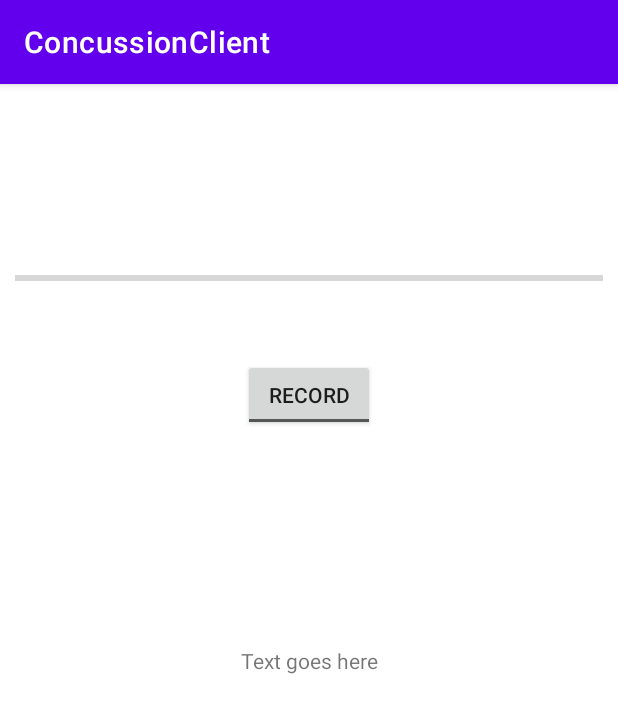
After one commit to DanielEverland/BachelorProject, an Android app: the SpeechToTextActivity screen opened directly, with no data from a screen before it, on a phone screen of 412 x 824 dp. The commit adds this screen. Shown: the top 713 px of the screen. Run offline under Robolectric (Android 15) with nearby library versions, the phone set to English and light mode, and no system bars.

Commit message:
Speech to text activity

```diff
--- a/ConcussionClient/app/src/main/AndroidManifest.xml
+++ b/ConcussionClient/app/src/main/AndroidManifest.xml
@@ -1,6 +1,8 @@
 <?xml version="1.0" encoding="utf-8"?>
 <manifest xmlns:android="http://schemas.android.com/apk/res/android"
     xmlns:tools="http://schemas.android.com/tools">
+    <uses-permission android:name="android.permission.RECORD_AUDIO"/>
+    <uses-permission android:name="android.permission.INTERNET"/>
 
     <application
         android:allowBackup="true"
@@ -11,6 +13,9 @@
         android:supportsRtl="true"
         android:theme="@style/Theme.ConcussionClient"
         tools:targetApi="31">
+        <activity
+            android:name=".SpeechToTextActivity"
+            android:exported="false" />
         <activity
             android:name=".MainActivity"
             android:exported="true">
--- /dev/null
+++ b/ConcussionClient/app/src/main/java/com/DTU/concussionclient/SpeechToTextActivity.kt
@@ -0,0 +1,143 @@
+package com.DTU.concussionclient
+
+import android.content.Intent
+import android.content.pm.PackageManager
+import androidx.appcompat.app.AppCompatActivity
+import android.os.Bundle
+import android.speech.RecognitionListener
+import android.speech.RecognizerIntent
+import android.speech.SpeechRecognizer
+import android.util.Log
+import android.view.View
+import android.widget.*
+import androidx.core.app.ActivityCompat
+
+class SpeechToTextActivity : AppCompatActivity(), RecognitionListener {
+
+    private val permission = 100
+    private lateinit var returnedText: TextView
+    private lateinit var toggleButton: ToggleButton
+    private lateinit var progressBar: ProgressBar
+    private lateinit var speech: SpeechRecognizer
+    private lateinit var recognizerIntent: Intent
+    private var logTag = "VoiceRecognitionActivity"
+
+    override fun onCreate(savedInstanceState: Bundle?) {
+        super.onCreate(savedInstanceState)
+        setContentView(R.layout.activity_speech_to_text)
+
+        returnedText = findViewById(R.id.textView)
+        progressBar = findViewById(R.id.progressBar)
+        toggleButton = findViewById(R.id.toggleButton)
+        progressBar.visibility = View.VISIBLE
+        speech = SpeechRecognizer.createSpeechRecognizer(this)
+        Log.i(logTag, "isRecognitionAvailable: " + SpeechRecognizer.isRecognitionAvailable(this))
+        speech.setRecognitionListener(this)
+        recognizerIntent = Intent(RecognizerIntent.ACTION_RECOGNIZE_SPEECH)
+        recognizerIntent.putExtra(RecognizerIntent.EXTRA_LANGUAGE_PREFERENCE, "US-en")
+        recognizerIntent.putExtra(RecognizerIntent.EXTRA_LANGUAGE_MODEL,
+            RecognizerIntent.LANGUAGE_MODEL_FREE_FORM)
+        recognizerIntent.putExtra(RecognizerIntent.EXTRA_MAX_RESULTS, 3)
+        toggleButton.setOnCheckedChangeListener { _, isChecked ->
+            if (isChecked) {
+                progressBar.visibility = View.VISIBLE
+                progressBar.isIndeterminate = true
+                ActivityCompat.requestPermissions(this@SpeechToTextActivity,
+                    arrayOf(android.Manifest.permission.RECORD_AUDIO),
+                    permission)
+            } else {
+                progressBar.isIndeterminate = false
+                progressBar.visibility = View.VISIBLE
+                speech.stopListening()
+            }
+        }
+    }
+
+    override fun onRequestPermissionsResult(requestCode: Int, permissions: Array<String?>,
+                                            grantResults: IntArray) {
+        super.onRequestPermissionsResult(requestCode, permissions, grantResults)
+        when (requestCode) {
+            permission -> if (grantResults.isNotEmpty() && grantResults[0] == PackageManager
+                    .PERMISSION_GRANTED) {
+                speech.startListening(recognizerIntent)
+            } else {
+                Toast.makeText(this@SpeechToTextActivity, "Permission Denied!",
+                    Toast.LENGTH_SHORT).show()
+            }
+        }
+    }
+
+    override fun onStop() {
+        super.onStop()
+        speech.destroy()
+        Log.i(logTag, "destroy")
+    }
+
+    override fun onReadyForSpeech(params: Bundle?) {
+
+    }
+
+    override fun onRmsChanged(rmsdB: Float) {
+        progressBar.progress = rmsdB.toInt()
+    }
+
+    override fun onBufferReceived(buffer: ByteArray?) {
+        TODO("Not yet implemented")
+    }
+
+    override fun onPartialResults(partialResults: Bundle?) {
+        TODO("Not yet implemented")
+    }
+
+    override fun onEvent(eventType: Int, params: Bundle?) {
+        TODO("Not yet implemented")
+    }
+
+    override fun onBeginningOfSpeech() {
+        Log.i(logTag, "onBeginningOfSpeech")
+        progressBar.isIndeterminate = false
+        progressBar.max = 10
+    }
+
+    override fun onEndOfSpeech() {
+        progressBar.isIndeterminate = true
+        toggleButton.isChecked = false
+    }
+
+    override fun onError(error: Int) {
+        val errorMessage: String = getErrorText(error)
+        Log.d(logTag, "FAILED $errorMessage")
+        returnedText.text = errorMessage
+        toggleButton.isChecked = false
+    }
+
+    private fun getErrorText(error: Int): String {
+        var message = when (error) {
+            SpeechRecognizer.ERROR_AUDIO -> "Audio recording error"
+            SpeechRecognizer.ERROR_CLIENT -> "Client side error"
+            SpeechRecognizer.ERROR_INSUFFICIENT_PERMISSIONS -> "Insufficient permissions"
+            SpeechRecognizer.ERROR_NETWORK -> "Network error"
+            SpeechRecognizer.ERROR_NETWORK_TIMEOUT -> "Network timeout"
+            SpeechRecognizer.ERROR_NO_MATCH -> "No match"
+            SpeechRecognizer.ERROR_RECOGNIZER_BUSY -> "RecognitionService busy"
+            SpeechRecognizer.ERROR_SERVER -> "error from server"
+            SpeechRecognizer.ERROR_SPEECH_TIMEOUT -> "No speech input"
+            else -> "Didn't understand, please try again."
+        }
+        return message
+    }
+
+    override fun onResults(results: Bundle?) {
+        Log.i(logTag, "onResults")
+        val matches = results!!.getStringArrayList(SpeechRecognizer.RESULTS_RECOGNITION)
+        var text = ""
+        if (!matches.isNullOrEmpty()) {
+            for (result in matches) text = """
+            $result
+            """.trimIndent()
+        }
+        returnedText.text = text
+
+        Log.d("test", text)
+    }
+}
--- /dev/null
+++ b/ConcussionClient/app/src/main/res/layout/activity_speech_to_text.xml
@@ -0,0 +1,52 @@
+<?xml version="1.0" encoding="utf-8"?>
+<androidx.constraintlayout.widget.ConstraintLayout xmlns:android="http://schemas.android.com/apk/res/android"
+    xmlns:app="http://schemas.android.com/apk/res-auto"
+    xmlns:tools="http://schemas.android.com/tools"
+    android:layout_width="match_parent"
+    android:layout_height="match_parent"
+    tools:context=".SpeechToTextActivity">
+
+    <ProgressBar
+        android:id="@+id/progressBar"
+        style="?android:attr/progressBarStyleHorizontal"
+        android:layout_width="match_parent"
+        android:layout_height="wrap_content"
+        android:layout_below="@+id/toggleButton"
+        android:layout_alignParentStart="true"
+        android:layout_marginTop="116dp"
+        android:layout_marginBottom="20dp"
+        android:paddingLeft="10dp"
+        android:paddingRight="10dp"
+        app:layout_constraintBottom_toTopOf="@+id/toggleButton"
+        app:layout_constraintEnd_toEndOf="parent"
+        app:layout_constraintStart_toStartOf="parent"
+        app:layout_constraintTop_toTopOf="parent" />
+
+    <TextView
+        android:id="@+id/textView"
+        android:layout_width="wrap_content"
+        android:layout_height="wrap_content"
+        android:text="Text goes here"
+        app:layout_constraintBottom_toBottomOf="parent"
+        app:layout_constraintEnd_toEndOf="parent"
+        app:layout_constraintStart_toStartOf="parent"
+        app:layout_constraintTop_toTopOf="parent" />
+
+    <ToggleButton
+        android:id="@+id/toggleButton"
+        android:layout_width="wrap_content"
+        android:layout_height="wrap_content"
+        android:layout_alignParentTop="true"
+        android:layout_centerHorizontal="true"
+        android:layout_marginStart="161dp"
+        android:layout_marginTop="20dp"
+        android:layout_marginEnd="162dp"
+        android:layout_marginBottom="531dp"
+        android:text="ToggleButton"
+        android:textOff="Record"
+        android:textOn="Stop"
+        app:layout_constraintBottom_toBottomOf="parent"
+        app:layout_constraintEnd_toEndOf="parent"
+        app:layout_constraintStart_toStartOf="parent"
+        app:layout_constraintTop_toBottomOf="@+id/progressBar" />
+</androidx.constraintlayout.widget.ConstraintLayout>
```
Also changed, not shown: ConcussionClient/app/src/main/java/com/DTU/concussionclient/MainActivity.kt (+9 -0 lines), ConcussionClient/app/src/main/res/layout/activity_main.xml (+15 -0 lines).
